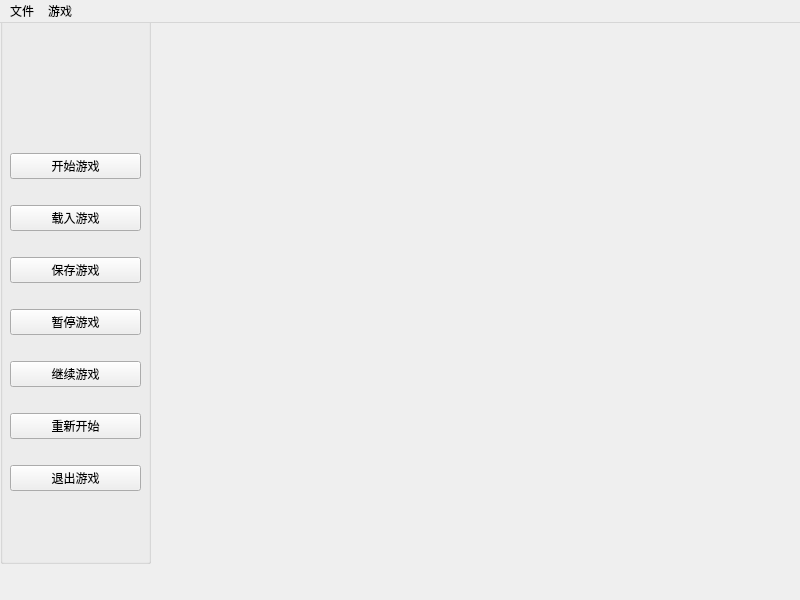
The window that week1/snake/mainwindow.ui (humuyan/Programming-and-Training) describes before a commit, drawn with Qt 5.
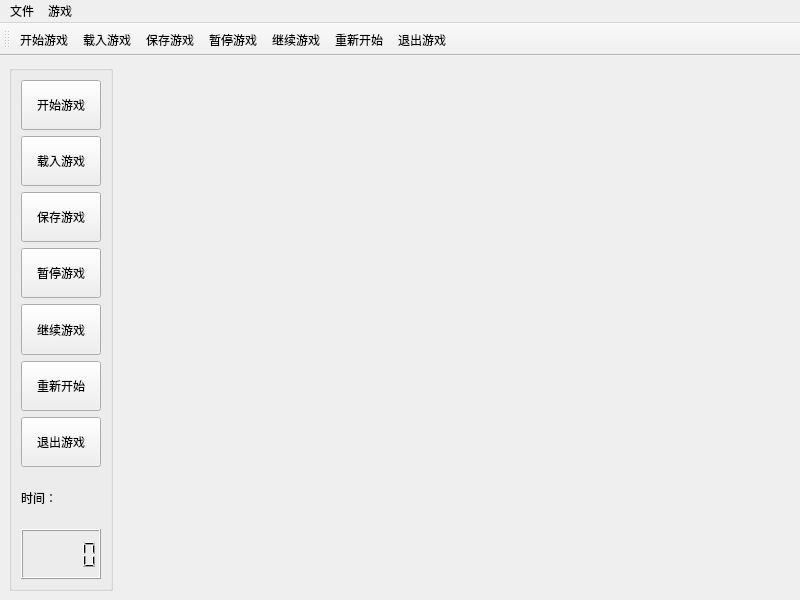
The same window after the commit.

Patch:
```diff
--- a/week1/snake/mainwindow.ui
+++ b/week1/snake/mainwindow.ui
@@ -14,30 +14,33 @@
    <string>MainWindow</string>
   </property>
   <widget class="QWidget" name="centralwidget">
+   <layout class="QHBoxLayout" name="horizontalLayout">
+    <item>
    <widget class="QGroupBox" name="groupBox">
-    <property name="geometry">
-     <rect>
-      <x>0</x>
-      <y>-30</y>
-      <width>151</width>
-      <height>571</height>
-     </rect>
+      <property name="sizePolicy">
+       <sizepolicy hsizetype="Minimum" vsizetype="Preferred">
+        <horstretch>0</horstretch>
+        <verstretch>0</verstretch>
+       </sizepolicy>
     </property>
     <property name="title">
      <string/>
     </property>
-    <widget class="QWidget" name="verticalLayoutWidget">
-     <property name="geometry">
-      <rect>
-       <x>10</x>
-       <y>140</y>
-       <width>131</width>
-       <height>381</height>
-      </rect>
-     </property>
      <layout class="QVBoxLayout" name="verticalLayout">
       <item>
        <widget class="QPushButton" name="startButton">
+         <property name="sizePolicy">
+          <sizepolicy hsizetype="Fixed" vsizetype="Preferred">
+           <horstretch>0</horstretch>
+           <verstretch>0</verstretch>
+          </sizepolicy>
+         </property>
+         <property name="minimumSize">
+          <size>
+           <width>0</width>
+           <height>36</height>
+          </size>
+         </property>
         <property name="text">
          <string>开始游戏</string>
         </property>
@@ -45,6 +48,12 @@
       </item>
       <item>
        <widget class="QPushButton" name="loadButton">
+         <property name="sizePolicy">
+          <sizepolicy hsizetype="Fixed" vsizetype="Preferred">
+           <horstretch>0</horstretch>
+           <verstretch>0</verstretch>
+          </sizepolicy>
+         </property>
         <property name="text">
          <string>载入游戏</string>
         </property>
@@ -55,6 +64,12 @@
         <property name="enabled">
          <bool>true</bool>
         </property>
+         <property name="sizePolicy">
+          <sizepolicy hsizetype="Fixed" vsizetype="Preferred">
+           <horstretch>0</horstretch>
+           <verstretch>0</verstretch>
+          </sizepolicy>
+         </property>
         <property name="text">
          <string>保存游戏</string>
         </property>
@@ -62,6 +77,12 @@
       </item>
       <item>
        <widget class="QPushButton" name="pauseButton">
+         <property name="sizePolicy">
+          <sizepolicy hsizetype="Fixed" vsizetype="Preferred">
+           <horstretch>0</horstretch>
+           <verstretch>0</verstretch>
+          </sizepolicy>
+         </property>
         <property name="text">
          <string>暂停游戏</string>
         </property>
@@ -69,6 +90,12 @@
       </item>
       <item>
        <widget class="QPushButton" name="resumeButton">
+         <property name="sizePolicy">
+          <sizepolicy hsizetype="Fixed" vsizetype="Preferred">
+           <horstretch>0</horstretch>
+           <verstretch>0</verstretch>
+          </sizepolicy>
+         </property>
         <property name="text">
          <string>继续游戏</string>
         </property>
@@ -76,6 +103,12 @@
       </item>
       <item>
        <widget class="QPushButton" name="restartButton">
+         <property name="sizePolicy">
+          <sizepolicy hsizetype="Fixed" vsizetype="Preferred">
+           <horstretch>0</horstretch>
+           <verstretch>0</verstretch>
+          </sizepolicy>
+         </property>
         <property name="text">
          <string>重新开始</string>
         </property>
@@ -83,14 +116,44 @@
       </item>
       <item>
        <widget class="QPushButton" name="quitButton">
+         <property name="sizePolicy">
+          <sizepolicy hsizetype="Fixed" vsizetype="Preferred">
+           <horstretch>0</horstretch>
+           <verstretch>0</verstretch>
+          </sizepolicy>
+         </property>
         <property name="text">
          <string>退出游戏</string>
         </property>
        </widget>
       </item>
-     </layout>
-    </widget>
-   </widget>
+       <item>
+        <widget class="QLabel" name="label">
+         <property name="text">
+          <string>时间：</string>
+         </property>
+        </widget>
+       </item>
+       <item>
+        <widget class="QLCDNumber" name="lcdNumber"/>
+       </item>
+      </layout>
+     </widget>
+    </item>
+    <item>
+     <spacer name="horizontalSpacer">
+      <property name="orientation">
+       <enum>Qt::Horizontal</enum>
+      </property>
+      <property name="sizeHint" stdset="0">
+       <size>
+        <width>40</width>
+        <height>20</height>
+       </size>
+      </property>
+     </spacer>
+    </item>
+   </layout>
   </widget>
   <widget class="QMenuBar" name="menubar">
    <property name="geometry">
@@ -121,6 +184,24 @@
    <addaction name="fileMenu"/>
    <addaction name="gameMenu"/>
   </widget>
+  <widget class="QToolBar" name="toolBar">
+   <property name="windowTitle">
+    <string>toolBar</string>
+   </property>
+   <attribute name="toolBarArea">
+    <enum>TopToolBarArea</enum>
+   </attribute>
+   <attribute name="toolBarBreak">
+    <bool>false</bool>
+   </attribute>
+   <addaction name="startAction"/>
+   <addaction name="loadAction"/>
+   <addaction name="saveAction"/>
+   <addaction name="pauseAction"/>
+   <addaction name="resumeAction"/>
+   <addaction name="restartAction"/>
+   <addaction name="quitAction"/>
+  </widget>
   <action name="loadAction">
    <property name="text">
     <string>载入游戏</string>
```
Lines whose indentation alone changed are shown as unchanged.
